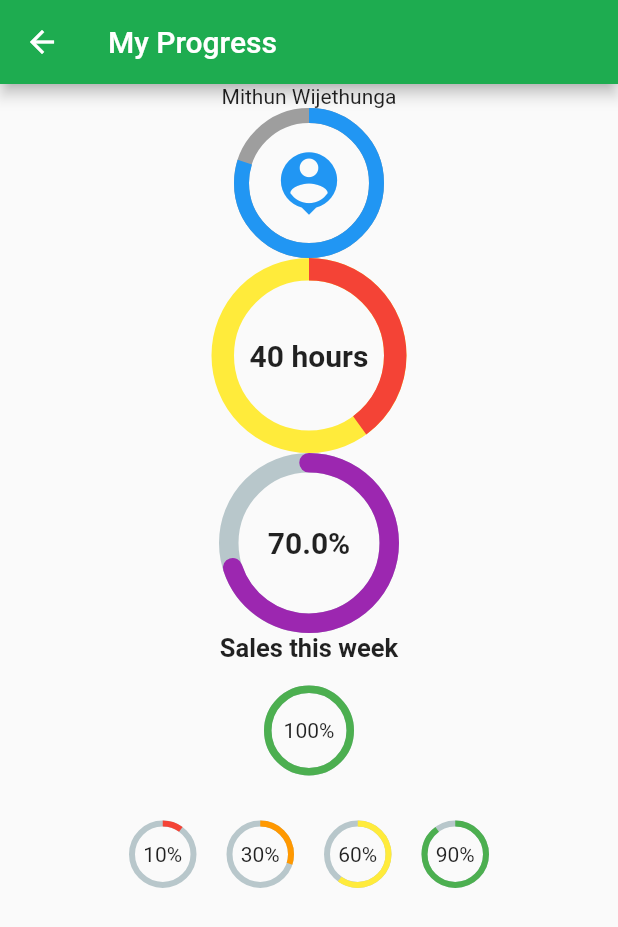
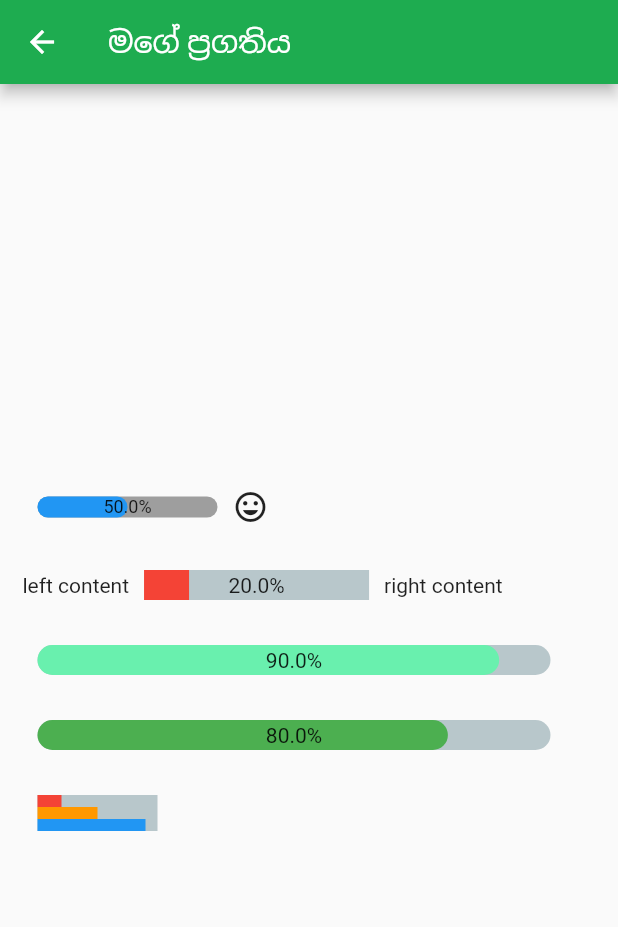
Before and after one commit to MithunW/Edu_App, a Flutter app: the ProgressPage screen opened by its route, on a phone screen of 412 x 824 dp. Shown: the top 927 px of the screen. Run offline on Flutter 3.47's test engine with Material 2 defaults, Android fonts, the phone set to English and light mode, and no system bars; drawn by our look-alikes of percent_indicator; our stand-ins replace shared_preferences; accounts and stored records are empty.

Commit message:
progress bar

```diff
--- a/lib/UI/progress.dart
+++ b/lib/UI/progress.dart
@@ -1,5 +1,5 @@
 import 'package:flutter/material.dart';
-import 'package:percent_indicator/circular_percent_indicator.dart';
+import 'package:percent_indicator/linear_percent_indicator.dart';
 
 class ProgressPage extends StatelessWidget {
   @override
@@ -24,109 +24,96 @@ class ProgressPage extends StatelessWidget {
   Widget build(BuildContext context) {
     return Scaffold(
       appBar: new AppBar(
-        title: new Text("My Progress"),
+        title: new Text("මගේ ප්‍රගතිය"),
       ),
       body: Center(
-        child: ListView(children: <Widget>[
-          new CircularPercentIndicator(
-            radius: 100.0,
-            lineWidth: 10.0,
-            percent: 0.8,
-            header: new Text("Mithun Wijethunga"),
-            center: new Icon(
-              Icons.person_pin,
-              size: 50.0,
-              color: Colors.blue,
+        child: Column(
+          mainAxisAlignment: MainAxisAlignment.center,
+          children: <Widget>[
+            Padding(
+              padding: EdgeInsets.all(15.0),
+              child: new LinearPercentIndicator(
+                width: 140.0,
+                lineHeight: 14.0,
+                percent: 0.5,
+                center: Text(
+                  "50.0%",
+                  style: new TextStyle(fontSize: 12.0),
                 ),
+                trailing: Icon(Icons.mood),
+                linearStrokeCap: LinearStrokeCap.roundAll,
                 backgroundColor: Colors.grey,
                 progressColor: Colors.blue,
               ),
-          new CircularPercentIndicator(
-            radius: 130.0,
-            animation: true,
-            animationDuration: 1200,
-            lineWidth: 15.0,
-            percent: 0.4,
-            center: new Text(
-              "40 hours",
-              style: new TextStyle(fontWeight: FontWeight.bold, fontSize: 20.0),
-            ),
-            circularStrokeCap: CircularStrokeCap.butt,
-            backgroundColor: Colors.yellow,
-            progressColor: Colors.red,
-          ),
-          new CircularPercentIndicator(
-            radius: 120.0,
-            lineWidth: 13.0,
-            animation: true,
-            percent: 0.7,
-            center: new Text(
-              "70.0%",
-              style: new TextStyle(fontWeight: FontWeight.bold, fontSize: 20.0),
-            ),
-            footer: new Text(
-              "Sales this week",
-              style: new TextStyle(fontWeight: FontWeight.bold, fontSize: 17.0),
-            ),
-            circularStrokeCap: CircularStrokeCap.round,
-            progressColor: Colors.purple,
             ),
             Padding(
               padding: EdgeInsets.all(15.0),
-            child: new CircularPercentIndicator(
-              radius: 60.0,
-              lineWidth: 5.0,
-              percent: 1.0,
-              center: new Text("100%"),
+              child: new LinearPercentIndicator(
+                width: 170.0,
+                animation: true,
+                animationDuration: 1000,
+                lineHeight: 20.0,
+                leading: new Text("left content"),
+                trailing: new Text("right content"),
+                percent: 0.2,
+                center: Text("20.0%"),
+                linearStrokeCap: LinearStrokeCap.butt,
+                progressColor: Colors.red,
+              ),
+            ),
+            Padding(
+              padding: EdgeInsets.all(15.0),
+              child: new LinearPercentIndicator(
+                width: MediaQuery.of(context).size.width - 50,
+                animation: true,
+                lineHeight: 20.0,
+                animationDuration: 2000,
+                percent: 0.9,
+                center: Text("90.0%"),
+                linearStrokeCap: LinearStrokeCap.roundAll,
+                progressColor: Colors.greenAccent,
+              ),
+            ),
+            Padding(
+              padding: EdgeInsets.all(15.0),
+              child: new LinearPercentIndicator(
+                width: MediaQuery.of(context).size.width - 50,
+                animation: true,
+                lineHeight: 20.0,
+                animationDuration: 2500,
+                percent: 0.8,
+                center: Text("80.0%"),
+                linearStrokeCap: LinearStrokeCap.roundAll,
                 progressColor: Colors.green,
               ),
             ),
-          Container(
+            Padding(
               padding: EdgeInsets.all(15.0),
-            child: new Row(
-              mainAxisAlignment: MainAxisAlignment.center,
+              child: Column(
                 children: <Widget>[
-                new CircularPercentIndicator(
-                  radius: 45.0,
-                  lineWidth: 4.0,
-                  percent: 0.10,
-                  center: new Text("10%"),
+                  new LinearPercentIndicator(
+                    width: 100.0,
+                    lineHeight: 8.0,
+                    percent: 0.2,
                     progressColor: Colors.red,
                   ),
-                new Padding(
-                  padding: EdgeInsets.symmetric(horizontal: 10.0),
-                ),
-                new CircularPercentIndicator(
-                  radius: 45.0,
-                  lineWidth: 4.0,
-                  percent: 0.30,
-                  center: new Text("30%"),
+                  new LinearPercentIndicator(
+                    width: 100.0,
+                    lineHeight: 8.0,
+                    percent: 0.5,
                     progressColor: Colors.orange,
                   ),
-                new Padding(
-                  padding: EdgeInsets.symmetric(horizontal: 10.0),
-                ),
-                new CircularPercentIndicator(
-                  radius: 45.0,
-                  lineWidth: 4.0,
-                  percent: 0.60,
-                  center: new Text("60%"),
-                  progressColor: Colors.yellow,
-                ),
-                new Padding(
-                  padding: EdgeInsets.symmetric(horizontal: 10.0),
-                ),
-                new CircularPercentIndicator(
-                  radius: 45.0,
-                  lineWidth: 4.0,
-                  percent: 0.90,
-                  center: new Text("90%"),
-                  progressColor: Colors.green,
+                  new LinearPercentIndicator(
+                    width: 100.0,
+                    lineHeight: 8.0,
+                    percent: 0.9,
+                    progressColor: Colors.blue,
                   )
                 ],
               ),
-          )
-        ]),
+            ),
+          ],
+        ),
       ),
     );
   }
```
Lines whose indentation alone changed are shown as unchanged.
